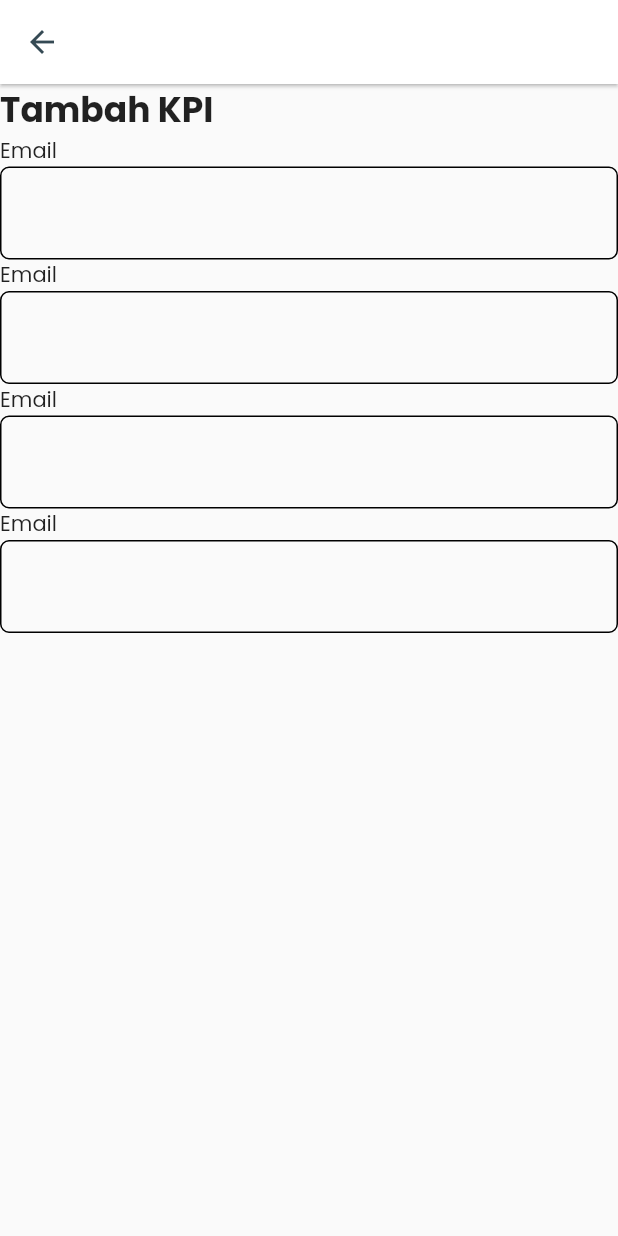
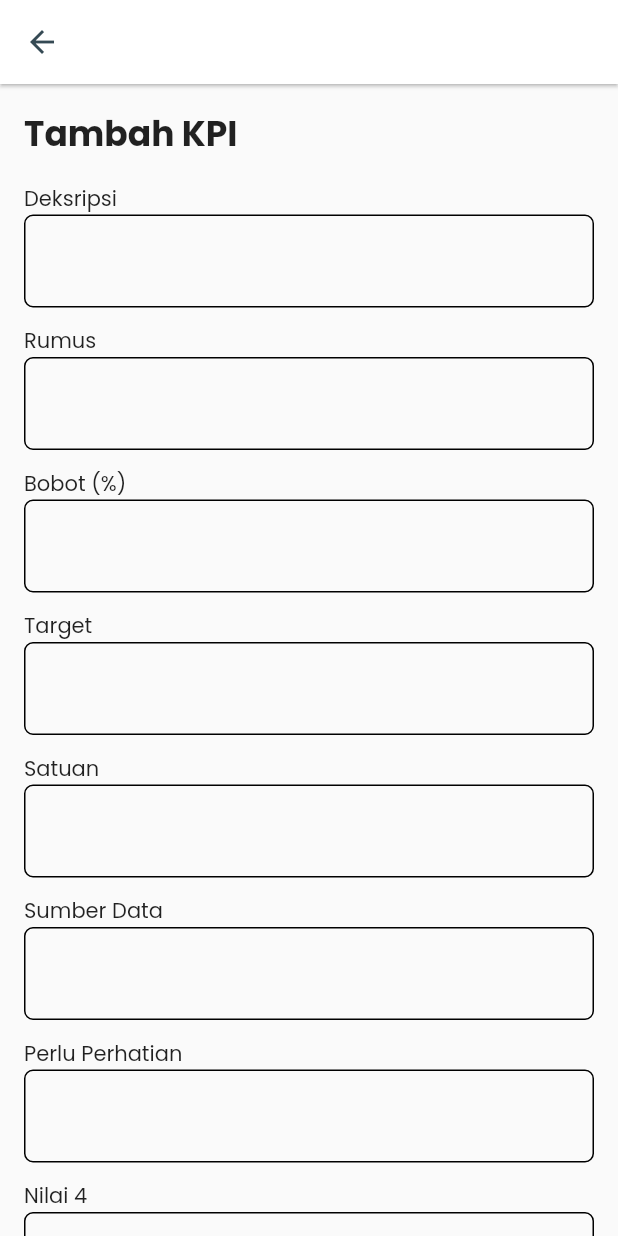
Before and after one commit to rizaadi/kpimobile, a Flutter app: the TambahKpiView screen opened by its route, on a phone screen of 412 x 824 dp. Run offline on Flutter 3.47's test engine with Material 2 defaults, Android fonts, the phone set to English and light mode, and no system bars; our stand-ins replace flutter_svg, get; network calls fail.

Commit message:
tambah kpi fix

```diff
--- a/lib/app/core/widgets/custom_textfield.dart
+++ b/lib/app/core/widgets/custom_textfield.dart
@@ -4,21 +4,23 @@ import 'package:flutter/material.dart';
 class CustomTextField extends StatelessWidget {
   const CustomTextField({
     Key? key,
+    required this.label,
   }) : super(key: key);
+
+  final String label;
+// final String hint;
 
   @override
   Widget build(BuildContext context) {
     return Column(crossAxisAlignment: CrossAxisAlignment.start, children: [
-      const Text("Email"),
+      Text(label),
       TextField(
         decoration: InputDecoration(
           enabledBorder: OutlineInputBorder(
-              borderSide:
-                  const BorderSide(width: 1, color: Colors.black),
+              borderSide: const BorderSide(width: 1, color: Colors.black),
               borderRadius: BorderRadius.circular(6)),
           focusedBorder: OutlineInputBorder(
-              borderSide:
-                  const BorderSide(width: 1, color: Colors.black),
+              borderSide: const BorderSide(width: 1, color: Colors.black),
               borderRadius: BorderRadius.circular(6)),
         ),
       ),
--- a/lib/app/modules/tambah_kpi/views/tambah_kpi_view.dart
+++ b/lib/app/modules/tambah_kpi/views/tambah_kpi_view.dart
@@ -1,4 +1,5 @@
 import 'package:flutter/material.dart';
+import 'package:flutter_svg/flutter_svg.dart';
 
 import 'package:get/get.dart';
 import 'package:kpimobile/app/core/theme/theme_config.dart';
@@ -17,16 +18,47 @@ class TambahKpiView extends GetView<TambahKpiController> {
         ),
         body: SafeArea(
             child: SingleChildScrollView(
+          padding: EdgeInsets.all(16),
           child:
               Column(crossAxisAlignment: CrossAxisAlignment.start, children: [
             Text(
               "Tambah KPI",
               style: Get.textTheme.headline5,
             ),
-            CustomTextField(),
-            CustomTextField(),
-            CustomTextField(),
-            CustomTextField(),
+            const SizedBox(
+              height: 16,
+            ),
+            const CustomTextField(label: "Deksripsi"),
+            const SizedBox(height: 12),
+            const CustomTextField(label: "Rumus"),
+            const SizedBox(height: 12),
+            const CustomTextField(label: "Bobot (%)"),
+            const SizedBox(height: 12),
+            const CustomTextField(label: "Target"),
+            const SizedBox(height: 12),
+            const CustomTextField(label: "Satuan"),
+            const SizedBox(height: 12),
+            const CustomTextField(label: "Sumber Data"),
+            const SizedBox(height: 12),
+            const CustomTextField(label: "Perlu Perhatian"),
+            const SizedBox(height: 12),
+            const CustomTextField(label: "Nilai 4"),
+            const SizedBox(height: 12),
+            const CustomTextField(label: "Nilai 3"),
+            const SizedBox(height: 12),
+            const CustomTextField(label: "Nilai 2"),
+            const SizedBox(height: 12),
+            const CustomTextField(label: "Nilai 1"),
+            const SizedBox(height: 12),
+            ElevatedButton.icon(
+                onPressed: () {},
+                icon: SvgPicture.asset(
+                  'assets/icons/save.svg',
+                  color: Colors.white,
+                  width: 24,
+                  height: 24,
+                ),
+                label: const Text("Simpan")),
           ]),
         )));
   }
```
Also changed, not shown: assets/icons/save.svg (added).
